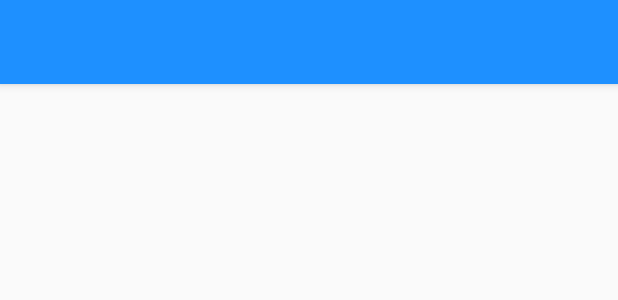
After one commit to TechnionTDK/jbs-mekorot-android, an Android app: the layout mekorot_activity.xml on its own in the app's theme, with its tools: preview values and no code run, on a phone screen of 412 x 824 dp. The commit adds this screen. Shown: the top 300 px of the screen. Run offline under Robolectric (Android 15) with nearby library versions, the phone set to English and light mode, and no system bars.

Commit message:
Add mekorot activity.

```diff
--- /dev/null
+++ b/app/src/main/res/layout/mekorot_activity.xml
@@ -0,0 +1,22 @@
+<?xml version="1.0" encoding="utf-8"?>
+
+<LinearLayout xmlns:android="http://schemas.android.com/apk/res/android"
+              xmlns:app="http://schemas.android.com/apk/res-auto"
+              android:layout_width="fill_parent"
+              android:layout_height="fill_parent"
+              android:orientation="vertical">
+    <android.support.v7.widget.Toolbar
+        android:id="@+id/my_toolbar"
+        style="@style/Base_ToolbarStyle"
+        android:layout_width="match_parent"
+        android:layout_height="?attr/actionBarSize"
+        android:elevation="4dp">
+        <TextView
+            android:id="@+id/toolbar_title"
+            android:layout_width="wrap_content"
+            android:layout_height="wrap_content"
+            android:layout_gravity="center"
+            android:textColor="@color/White"
+            android:textSize="20sp"/>
+    </android.support.v7.widget.Toolbar>
+</LinearLayout>
--- a/app/src/main/res/values/strings.xml
+++ b/app/src/main/res/values/strings.xml
@@ -11,6 +11,8 @@
     <string name="please_wait_he">אנא המתנ/י</string>
     <string name="prakim_and_uri_extra">prakimAndUri</string>
     <string name="parasha">פרשה</string>
+    <string name="psukim_uris_extra">psukimUris</string>
+    <string name="mekorot_reference">אזכור במקורות</string>
     <string-array name="spinner_items">
         <item> פרק</item>
         <item> פרשה</item>
```
Also changed, not shown: app/src/main/java/technion/com/testapplication/activities/MekorotActivity.java (added, +77 -0 lines), app/src/main/java/technion/com/testapplication/async/FetchMekorotByScoreTask.java (added, +74 -0 lines), app/src/main/java/technion/com/testapplication/models/MakorModel.java (added, +29 -0 lines).
